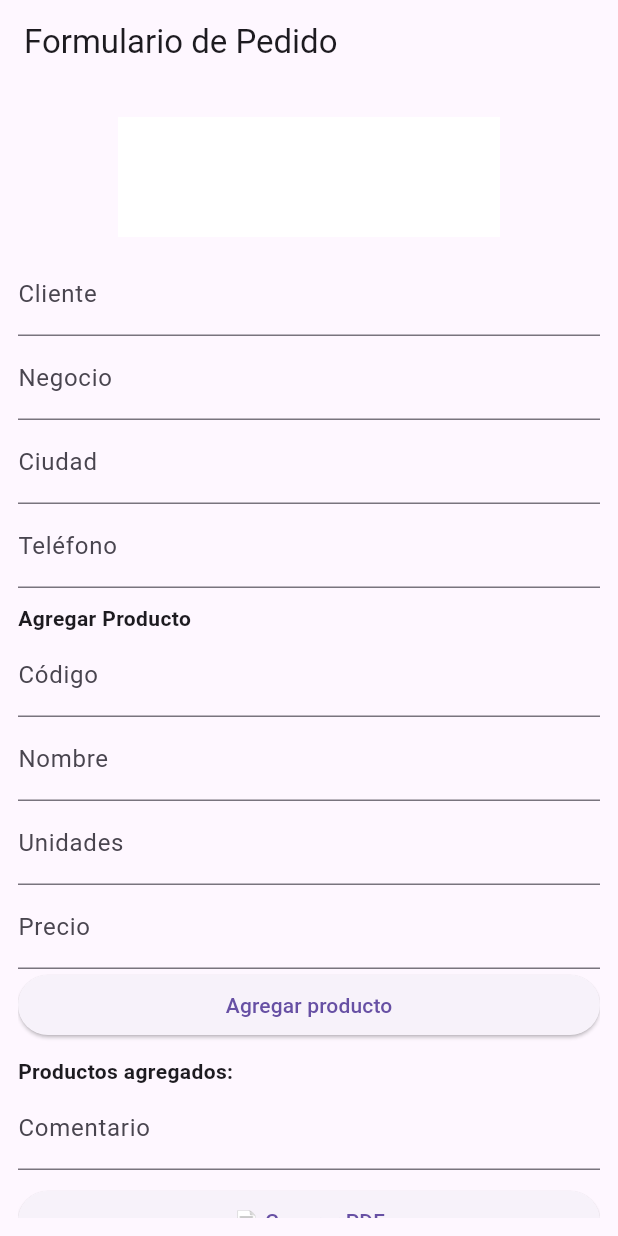
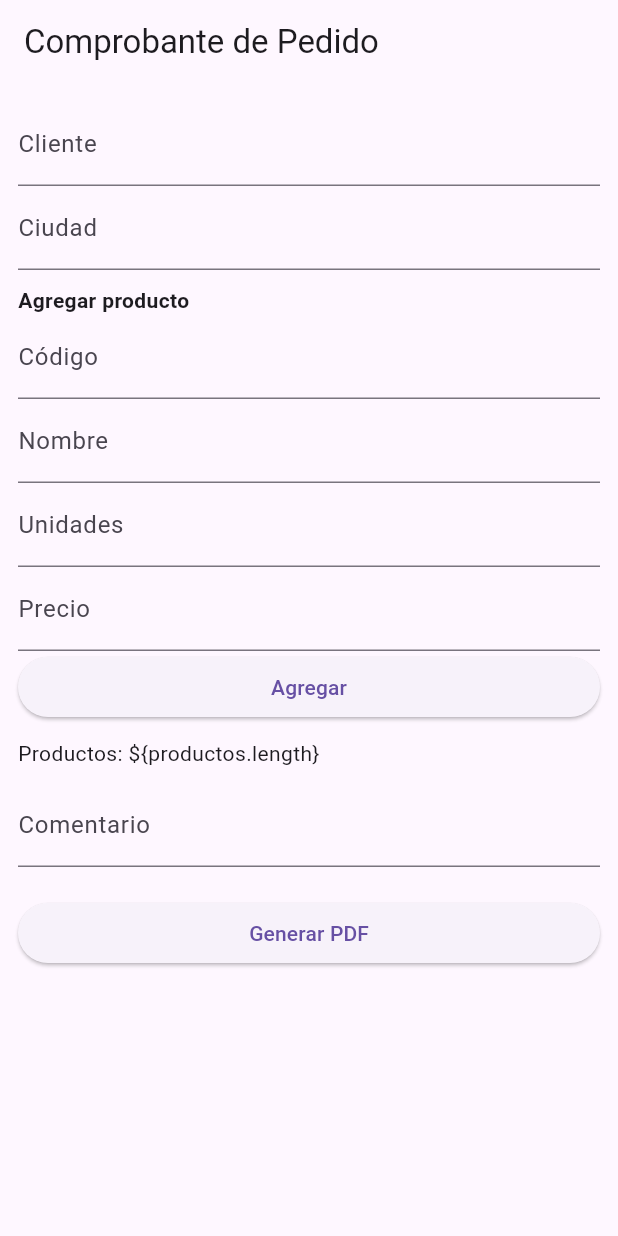
Before and after one commit to luissierra83/app3, a Flutter app: the screen it shows after launch, on a phone screen of 412 x 824 dp. Run offline on Flutter 3.47's test engine with Material 3 defaults, Android fonts, the phone set to English and light mode, and no system bars; our stand-ins replace pdf, printing.

Commit message:
Update main.dart

```diff
--- a/lib/main.dart
+++ b/lib/main.dart
@@ -1,196 +1,134 @@
 import 'package:flutter/material.dart';
-import 'package:intl/intl.dart';
+import 'package:pdf/pdf.dart';
 import 'package:pdf/widgets.dart' as pw;
-import 'package:pdf/pdf.dart';
-import 'dart:io';
-import 'package:path_provider/path_provider.dart';
+import 'package:printing/printing.dart';
 
 void main() {
-  runApp(MaterialApp(home: ComprobanteForm()));
+  runApp(const MyApp());
 }
 
-class ComprobanteForm extends StatefulWidget {
-  const ComprobanteForm({super.key});
+class MyApp extends StatelessWidget {
+  const MyApp({super.key});
 
   @override
-  State<ComprobanteForm> createState() => _ComprobanteFormState();
+  Widget build(BuildContext context) {
+    return MaterialApp(
+      title: 'Comprobante de Pedido',
+      theme: ThemeData(primarySwatch: Colors.blue),
+      home: const PedidoPage(),
+    );
+  }
 }
 
-class _ComprobanteFormState extends State<ComprobanteForm> {
-  final _formKey = GlobalKey<FormState>();
+class PedidoPage extends StatefulWidget {
+  const PedidoPage({super.key});
 
-  String cliente = '';
-  String negocio = '';
-  String ciudad = '';
-  String telefono = '';
-  String comentario = '';
-  List<Map<String, dynamic>> productos = [];
-
-  final TextEditingController codigoController = TextEditingController();
-  final TextEditingController nombreController = TextEditingController();
-  final TextEditingController unidadesController = TextEditingController();
-  final TextEditingController precioController = TextEditingController();
-
-  static const double tasaIVA = 0.19;
-
-  void addProducto() {
-    if (codigoController.text.isEmpty ||
-        nombreController.text.isEmpty ||
-        unidadesController.text.isEmpty ||
-        precioController.text.isEmpty) {
-      ScaffoldMessenger.of(context).showSnackBar(
-          const SnackBar(content: Text('❗ Completa todos los campos del producto.')));
-      return;
+  @override
+  State<PedidoPage> createState() => _PedidoPageState();
 }
 
-    setState(() {
-      productos.add({
-        "codigo": codigoController.text,
-        "nombre": nombreController.text,
-        "u": int.tryParse(unidadesController.text) ?? 0,
-        "p": int.tryParse(precioController.text) ?? 0,
-      });
-      codigoController.clear();
-      nombreController.clear();
-      unidadesController.clear();
-      precioController.clear();
-    });
-  }
+class _PedidoPageState extends State<PedidoPage> {
+  final clienteCtrl = TextEditingController();
+  final ciudadCtrl = TextEditingController();
+  final comentarioCtrl = TextEditingController();
+  final productos = <Map<String, dynamic>>[];
 
-  int get bruto => productos.fold(0, (acc, p) => acc + ((p['u'] * p['p']).toInt()));
-  int get impuestos => (bruto * tasaIVA).toInt();
-  int get total => bruto + impuestos;
+  final codCtrl = TextEditingController();
+  final nomCtrl = TextEditingController();
+  final uCtrl = TextEditingController();
+  final pCtrl = TextEditingController();
 
-  Future<void> exportPDF() async {
-    if (!_formKey.currentState!.validate()) {
-      ScaffoldMessenger.of(context).showSnackBar(
-          const SnackBar(content: Text('❗ Completa todos los campos obligatorios.')));
-      return;
-    }
+  int get bruto => productos.fold<int>(
+      0,
+      (acc, p) => acc + ((p['u'] as int) * (p['p'] as double)).toInt());
 
-    final now = DateFormat('yyyy-MM-dd HH:mm:ss').format(DateTime.now());
-
+  Future<void> generarPDF() async {
     final pdf = pw.Document();
-    final directory = await getApplicationDocumentsDirectory();
-    final file = File("${directory.path}/comprobante_pedido.pdf");
+    final logo = await imageFromAssetBundle('assets/logo.png');
+    final now = DateTime.now();
 
     pdf.addPage(
       pw.Page(
-        build: (pw.Context context) {
-          return pw.Column(
+        build: (context) => pw.Column(
           crossAxisAlignment: pw.CrossAxisAlignment.start,
           children: [
-              pw.Text("DULCENET - COMPROBANTE DE PEDIDO",
-                  style: pw.TextStyle(fontSize: 18, fontWeight: pw.FontWeight.bold)),
+            pw.Center(child: pw.Image(logo, width: 150)),
+            pw.Text("Comprobante de Pedido", style: pw.TextStyle(fontSize: 20)),
+            pw.Text("Fecha: \${now.toLocal()}"),
+            pw.Text("Cliente: \${clienteCtrl.text}"),
+            pw.Text("Ciudad: \${ciudadCtrl.text}"),
             pw.SizedBox(height: 10),
-              pw.Text("Fecha: $now"),
-              pw.Text("Cliente: $cliente"),
-              pw.Text("Negocio: $negocio"),
-              pw.Text("Ciudad: $ciudad"),
-              pw.Text("Teléfono: $telefono"),
-              pw.SizedBox(height: 10),
-              pw.Text("Productos:", style: pw.TextStyle(fontWeight: pw.FontWeight.bold)),
-              pw.Column(
-                children: productos.map((p) {
-                  final t = p['u'] * p['p'];
-                  return pw.Text("${p['codigo']} ${p['nombre']} - ${p['u']} x \$${p['p']} = \$${t}");
+            pw.Table.fromTextArray(
+              headers: ['Código', 'Nombre', 'U', 'P', 'Total'],
+              data: productos.map((p) {
+                final total = (p['u'] as int) * (p['p'] as double);
+                return [
+                  p['cod'],
+                  p['nom'],
+                  p['u'].toString(),
+                  p['p'].toStringAsFixed(0),
+                  total.toStringAsFixed(0)
+                ];
               }).toList(),
             ),
             pw.SizedBox(height: 10),
-              pw.Text("VALOR BRUTO: \$${bruto}"),
-              pw.Text("IMPUESTOS: \$${impuestos}"),
-              pw.Text("GRAN TOTAL: \$${total}"),
+            pw.Text("Subtotal: \$\${bruto.toString()}"),
+            pw.Text("Impuestos (19%): \$\${(bruto * 0.19).toStringAsFixed(0)}"),
+            pw.Text("Total: \$\${(bruto * 1.19).toStringAsFixed(0)}"),
             pw.SizedBox(height: 10),
-              pw.Text("Comentarios: $comentario"),
+            pw.Text("Comentario: \${comentarioCtrl.text}"),
           ],
-          );
-        },
+        ),
       ),
     );
 
-    await file.writeAsBytes(await pdf.save());
-    ScaffoldMessenger.of(context).showSnackBar(
-        SnackBar(content: Text('📄 PDF guardado en: ${file.path}')));
+    await Printing.layoutPdf(onLayout: (format) async => pdf.save());
+  }
+
+  void agregarProducto() {
+    if (codCtrl.text.isEmpty ||
+        nomCtrl.text.isEmpty ||
+        uCtrl.text.isEmpty ||
+        pCtrl.text.isEmpty) return;
+
+    productos.add({
+      'cod': codCtrl.text,
+      'nom': nomCtrl.text,
+      'u': int.parse(uCtrl.text),
+      'p': double.parse(pCtrl.text),
+    });
+
+    codCtrl.clear();
+    nomCtrl.clear();
+    uCtrl.clear();
+    pCtrl.clear();
+    setState(() {});
   }
 
   @override
   Widget build(BuildContext context) {
     return Scaffold(
-      appBar: AppBar(title: const Text("Formulario de Pedido")),
+      appBar: AppBar(title: const Text("Comprobante de Pedido")),
       body: Padding(
-        padding: const EdgeInsets.all(12.0),
-        child: Form(
-          key: _formKey,
+        padding: const EdgeInsets.all(12),
         child: ListView(
           children: [
-              Image.asset('assets/logo.png', height: 100),
-              TextFormField(
-                decoration: const InputDecoration(labelText: "Cliente"),
-                onChanged: (v) => cliente = v,
-                validator: (v) => v == null || v.isEmpty ? 'Campo requerido' : null,
-              ),
-              TextFormField(
-                decoration: const InputDecoration(labelText: "Negocio"),
-                onChanged: (v) => negocio = v,
-                validator: (v) => v == null || v.isEmpty ? 'Campo requerido' : null,
-              ),
-              TextFormField(
-                decoration: const InputDecoration(labelText: "Ciudad"),
-                onChanged: (v) => ciudad = v,
-                validator: (v) => v == null || v.isEmpty ? 'Campo requerido' : null,
-              ),
-              TextFormField(
-                decoration: const InputDecoration(labelText: "Teléfono"),
-                onChanged: (v) => telefono = v,
-                validator: (v) => v == null || v.isEmpty ? 'Campo requerido' : null,
-              ),
+            TextField(controller: clienteCtrl, decoration: const InputDecoration(labelText: 'Cliente')),
+            TextField(controller: ciudadCtrl, decoration: const InputDecoration(labelText: 'Ciudad')),
             const SizedBox(height: 10),
-              const Text("Agregar Producto", style: TextStyle(fontWeight: FontWeight.bold)),
-              TextField(controller: codigoController, decoration: const InputDecoration(labelText: "Código")),
-              TextField(controller: nombreController, decoration: const InputDecoration(labelText: "Nombre")),
-              TextField(
-                controller: unidadesController,
-                decoration: const InputDecoration(labelText: "Unidades"),
-                keyboardType: TextInputType.number,
-              ),
-              TextField(
-                controller: precioController,
-                decoration: const InputDecoration(labelText: "Precio"),
-                keyboardType: TextInputType.number,
-              ),
-              ElevatedButton(onPressed: addProducto, child: const Text("Agregar producto")),
+            const Text("Agregar producto", style: TextStyle(fontWeight: FontWeight.bold)),
+            TextField(controller: codCtrl, decoration: const InputDecoration(labelText: 'Código')),
+            TextField(controller: nomCtrl, decoration: const InputDecoration(labelText: 'Nombre')),
+            TextField(controller: uCtrl, decoration: const InputDecoration(labelText: 'Unidades'), keyboardType: TextInputType.number),
+            TextField(controller: pCtrl, decoration: const InputDecoration(labelText: 'Precio'), keyboardType: TextInputType.number),
+            ElevatedButton(onPressed: agregarProducto, child: const Text("Agregar")),
             const SizedBox(height: 10),
-              const Text("Productos agregados:", style: TextStyle(fontWeight: FontWeight.bold)),
-              ...productos.asMap().entries.map((entry) {
-                final index = entry.key;
-                final p = entry.value;
-                return ListTile(
-                  title: Text(p["nombre"]),
-                  subtitle: Text("Unidades: ${p["u"]} - Precio: \$${p["p"]}"),
-                  trailing: Row(
-                    mainAxisSize: MainAxisSize.min,
-                    children: [
-                      Text("Total: \$${p["u"] * p["p"]}"),
-                      IconButton(
-                        icon: const Icon(Icons.delete, color: Colors.red),
-                        onPressed: () {
-                          setState(() {
-                            productos.removeAt(index);
-                          });
-                        },
-                      ),
+            Text("Productos: \${productos.length}"),
+            const SizedBox(height: 10),
+            TextField(controller: comentarioCtrl, decoration: const InputDecoration(labelText: 'Comentario')),
+            const SizedBox(height: 20),
+            ElevatedButton(onPressed: generarPDF, child: const Text("Generar PDF")),
           ],
-                  ),
-                );
-              }),
-              TextFormField(
-                decoration: const InputDecoration(labelText: "Comentario"),
-                onChanged: (v) => comentario = v,
-              ),
-              const SizedBox(height: 10),
-              ElevatedButton(onPressed: exportPDF, child: const Text("📄 Generar PDF")),
-            ],
-          ),
         ),
       ),
     );
```
Lines whose indentation alone changed are shown as unchanged.
